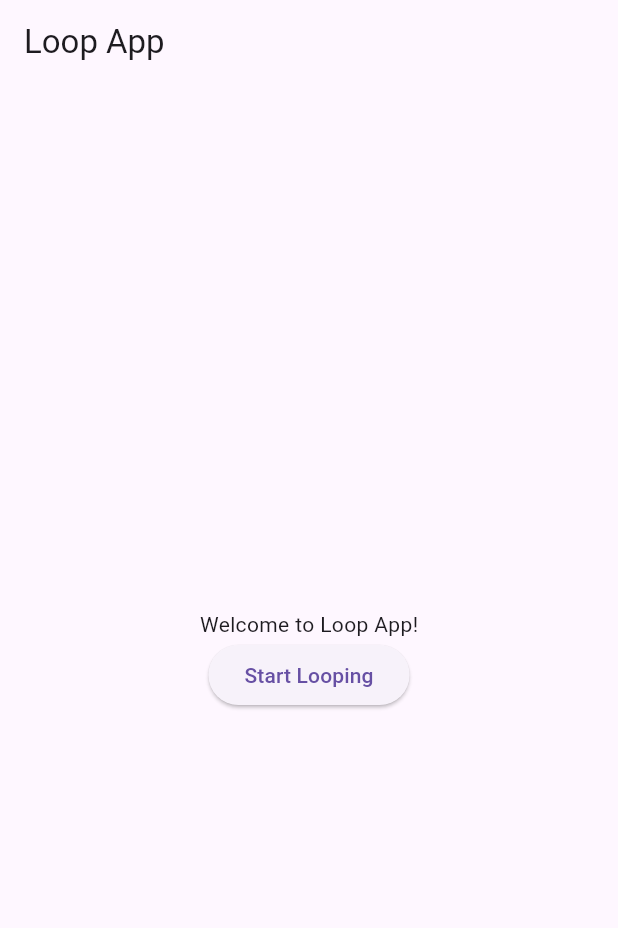
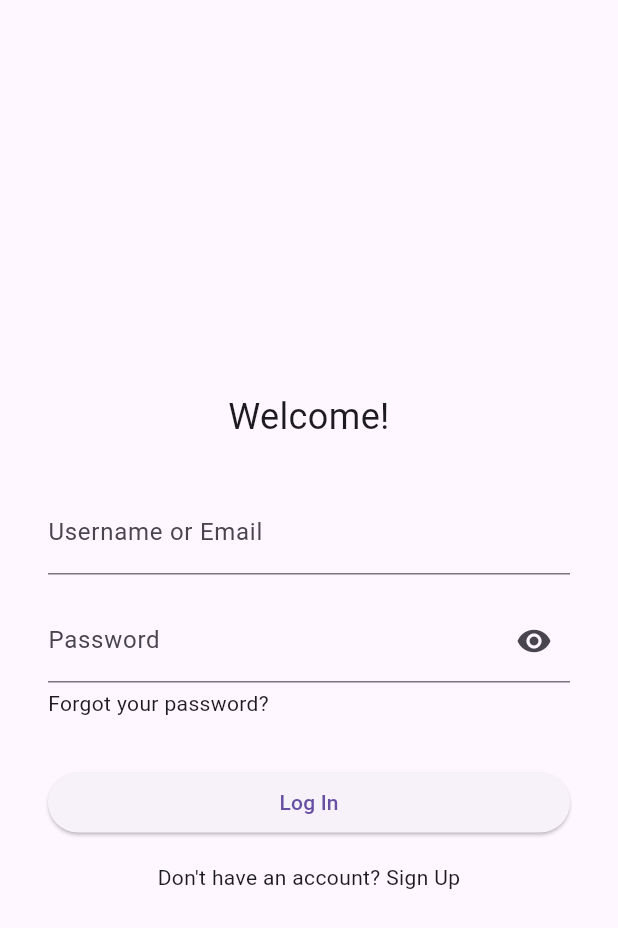
Before and after one commit to YannisRavasopoulos/ProjectSD_S6, a Flutter app: the screen it shows after launch, after a tap on "Start Looping", on a phone screen of 412 x 824 dp. Shown: the top 928 px of the screen. Run offline on Flutter 3.47's test engine with Material 3 defaults, Android fonts, the phone set to English and light mode, and no system bars.

Commit message:
Simple login page

```diff
--- /dev/null
+++ b/frontend/lib/home_page.dart
@@ -0,0 +1,30 @@
+import 'package:flutter/material.dart';
+import 'package:frontend/login_page.dart';
+
+class HomePage extends StatelessWidget {
+  const HomePage({super.key});
+
+  @override
+  Widget build(BuildContext context) {
+    return Scaffold(
+      appBar: AppBar(title: const Text('Loop App')),
+      body: Center(
+        child: Column(
+          mainAxisAlignment: MainAxisAlignment.center,
+          children: [
+            const Text('Welcome to Loop App!'),
+            ElevatedButton(
+              onPressed: () {
+                Navigator.push(
+                  context,
+                  MaterialPageRoute(builder: (context) => const LoginPage()),
+                );
+              },
+              child: const Text('Start Looping'),
+            ),
+          ],
+        ),
+      ),
+    );
+  }
+}
--- /dev/null
+++ b/frontend/lib/login_page.dart
@@ -0,0 +1,53 @@
+import 'package:flutter/material.dart';
+import 'package:frontend/password_field.dart';
+
+class LoginPage extends StatelessWidget {
+  const LoginPage({super.key});
+
+  @override
+  Widget build(BuildContext context) {
+    return Scaffold(
+      body: Container(
+        alignment: Alignment.center,
+        padding: const EdgeInsets.all(32.0),
+        child: SingleChildScrollView(
+          child: Column(
+            mainAxisAlignment: MainAxisAlignment.center,
+            crossAxisAlignment: CrossAxisAlignment.stretch,
+            children: [
+              const SizedBox(height: 32),
+              const Text(
+                'Welcome!',
+                style: TextStyle(fontSize: 24),
+                textAlign: TextAlign.center,
+              ),
+              const SizedBox(height: 32),
+              const TextField(
+                decoration: const InputDecoration(
+                  labelText: 'Username or Email',
+                ),
+              ),
+              const SizedBox(height: 16),
+              const PasswordField(),
+              SizedBox(height: 4),
+              Text('Forgot your password?'),
+              SizedBox(height: 32),
+              ElevatedButton(
+                onPressed: () {
+                  // TODO: login logic
+                  print('Log In');
+                },
+                child: const Text('Log In'),
+              ),
+              SizedBox(height: 16),
+              Text(
+                "Don't have an account? Sign Up",
+                textAlign: TextAlign.center,
+              ),
+            ],
+          ),
+        ),
+      ),
+    );
+  }
+}
--- a/frontend/lib/main.dart
+++ b/frontend/lib/main.dart
@@ -1,4 +1,6 @@
 import 'package:flutter/material.dart';
+import 'package:frontend/home_page.dart';
+import 'package:frontend/login_page.dart';
 
 void main() {
   runApp(const LoopApp());
@@ -7,33 +9,10 @@ void main() {
 class LoopApp extends StatelessWidget {
   const LoopApp({super.key});
 
+  final bool isLoggedIn = false;
+
   @override
   Widget build(BuildContext context) {
     return MaterialApp(title: 'Loop App', home: HomePage());
   }
 }
-
-class HomePage extends StatelessWidget {
-  const HomePage({super.key});
-
-  @override
-  Widget build(BuildContext context) {
-    return Scaffold(
-      appBar: AppBar(title: const Text('Loop App')),
-      body: Center(
-        child: Column(
-          mainAxisAlignment: MainAxisAlignment.center,
-          children: [
-            const Text('Welcome to Loop App!'),
-            ElevatedButton(
-              onPressed: () {
-                // Navigate to the next page
-              },
-              child: const Text('Start Looping'),
-            ),
-          ],
-        ),
-      ),
-    );
-  }
-}
--- /dev/null
+++ b/frontend/lib/password_field.dart
@@ -0,0 +1,32 @@
+import 'package:flutter/material.dart';
+
+class PasswordField extends StatefulWidget {
+  const PasswordField({super.key});
+
+  @override
+  _PasswordFieldState createState() => _PasswordFieldState();
+}
+
+class _PasswordFieldState extends State<PasswordField> {
+  bool _isObscured = true;
+
+  void _togglePasswordVisibility() {
+    setState(() {
+      _isObscured = !_isObscured;
+    });
+  }
+
+  @override
+  Widget build(BuildContext context) {
+    return TextField(
+      obscureText: _isObscured,
+      decoration: InputDecoration(
+        labelText: 'Password',
+        suffixIcon: IconButton(
+          icon: Icon(_isObscured ? Icons.visibility : Icons.visibility_off),
+          onPressed: _togglePasswordVisibility,
+        ),
+      ),
+    );
+  }
+}
```
